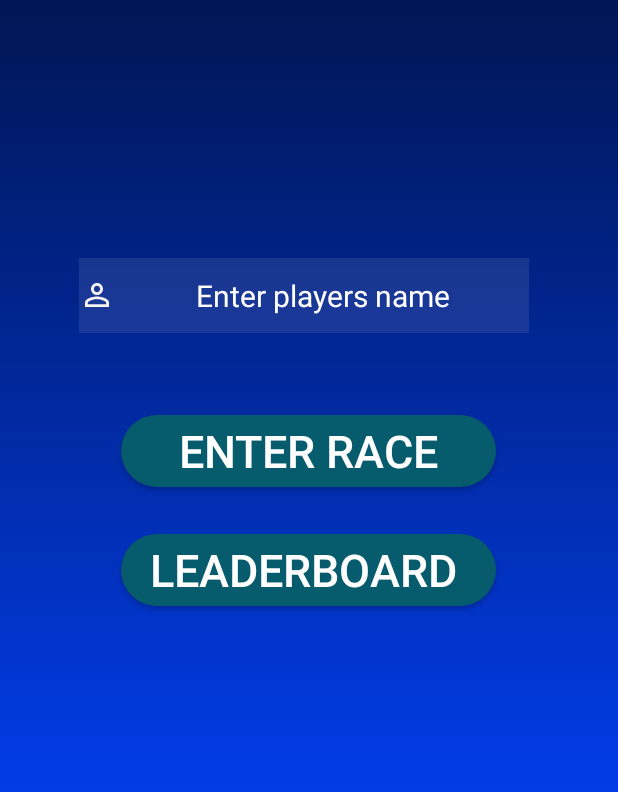
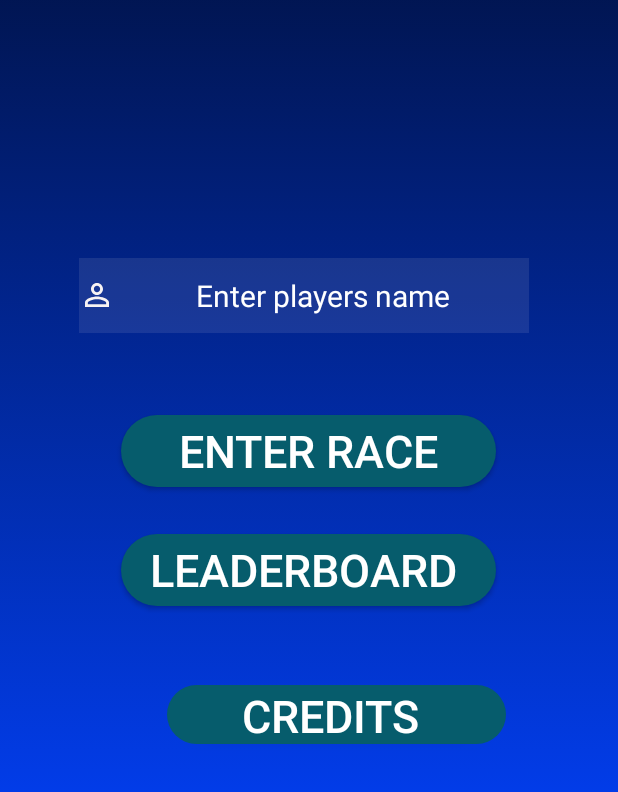
Before and after one commit to DIT113-V22/group-08, an Android app: the MainActivity screen opened directly, with no data from a screen before it, on a phone screen of 412 x 824 dp, the part 444-1236 px from its top. Run offline under Robolectric (Android 15) with nearby library versions, the phone set to English and light mode, and no system bars; plain views replace CircularImageView.

Commit message:
Created new branch for credits..

```diff
--- a/Android/islandRush/app/src/main/AndroidManifest.xml
+++ b/Android/islandRush/app/src/main/AndroidManifest.xml
@@ -15,7 +15,7 @@
         android:supportsRtl="true"
         android:theme="@style/Theme.IslandRush">
         <activity
-            android:name=".LeaderboardAnimation"
+            android:name=".CreditsActivity"
             android:exported="false" />
         <activity
             android:name=".Leaderboard"
--- a/Android/islandRush/app/src/main/java/com/quinstedt/islandRush/MainActivity.java
+++ b/Android/islandRush/app/src/main/java/com/quinstedt/islandRush/MainActivity.java
@@ -10,76 +10,76 @@ import android.view.KeyEvent;
 import android.view.inputmethod.EditorInfo;
 import android.widget.Button;
 import android.widget.EditText;
-import android.widget.RelativeLayout;
 import android.widget.TextView;
 import android.widget.Toast;
 
 public class MainActivity extends AppCompatActivity {
-    private EditText editText;
-    String playerNameInput;
+
+    Button enterRace, leaderboard, openCredits;
+    EditText editText;
 
     @Override
     protected void onCreate(Bundle savedInstanceState) {
         super.onCreate(savedInstanceState);
         setContentView(R.layout.activity_main);
-        playerNameInput = GlobalData.getGlobalData().getPlayerData();
+
         //Dynamic background
         ConstraintLayout layout = findViewById(R.id.mainLayout);
         AnimationDrawable animationBackground = (AnimationDrawable) layout.getBackground();
         animationBackground.setEnterFadeDuration(2500);
         animationBackground.setExitFadeDuration(5000);
         animationBackground.start();
+       // viewPager2.findViewById(R.id.leaderboard1);
+
+        // On Click goes to Controller choice
+        enterRace = findViewById(R.id.button_enterRace);
+        enterRace.setOnClickListener(view -> openControlChoice());
+        editText = findViewById(R.id.playerName);
+        editText.setOnEditorActionListener(editorActionListener);
 
 
-        // On Click goes to Controller choice
-        Button enterRace = findViewById(R.id.button_enterRace);
-        enterRace.setOnClickListener(view -> openControlChoice());
-
-        editText = findViewById(R.id.playerName);
-        if(!playerNameInput.isEmpty()){
-            editText.setText(playerNameInput);
-        }
-
-        /**
-         * In the MainActivity XML "android:imeOptions="actionSend" changes the Enter Button in the softKeyboard
-         * to a Send Button and this method creates a toastMessage after the Send button has been pressed in the keyboard.
-         */
-
-        editText.setOnEditorActionListener((textView, actionId, keyEvent) -> {
-            if(actionId == EditorInfo.IME_ACTION_SEND){
-                String checkedEmoji = Utils.getEmoji(Utils.CHECKED);
-                String toastMessage = "Saved " + checkedEmoji;
-                Toast.makeText(MainActivity.this, toastMessage,Toast.LENGTH_LONG).show();
-                playerNameInput = editText.getText().toString().trim();
-                GlobalData.getGlobalData().setPlayerData(playerNameInput);
-            }
-            return false;
-        });
-
-        Button leaderboard = findViewById(R.id.button_Leaderboard);
+        leaderboard = findViewById(R.id.button_Leaderboard);
         leaderboard.setOnClickListener(view -> openLeaderboard());
 
+        openCredits = findViewById(R.id.button_credits);
+        openCredits.setOnClickListener(view -> openCredits());
+
+    }
+
+    public void openCredits() {
+        Intent leadIntent = new Intent(this, CreditsActivity.class);
+        startActivity(leadIntent);
     }
 
     public void openLeaderboard() {
         Intent leadIntent = new Intent(this, Leaderboard.class);
+
         startActivity(leadIntent);
+
     }
+
+    /**
+     * In the MainActivity XML "android:imeOptions="actionSend" changes the Enter Button in the softKeyboard
+     * to a Send Button and this method creates a toastMessage after the Send button has been pressed in the keyboard.
+     */
+    private TextView.OnEditorActionListener editorActionListener = new TextView.OnEditorActionListener() {
+        @Override
+        public boolean onEditorAction(TextView textView, int actionId, KeyEvent keyEvent) {
+            if(actionId == EditorInfo.IME_ACTION_SEND){
+                String toastMessage = "Saved";
+                Toast.makeText(MainActivity.this, toastMessage,Toast.LENGTH_LONG).show();
+
+            }
+           return false;
+        }
+    };
 
     /**
      * Opens ControlChoice when the EnterRace button has been pressed
      */
 
     public void openControlChoice() {
-        if(playerNameInput.isEmpty()){
-            String happyEmoji = Utils.getEmoji(Utils.HAPPY);
-            String toastMessage = "Enter a name " +happyEmoji;
-            Toast.makeText(MainActivity.this, toastMessage,Toast.LENGTH_LONG).show();
-        }else{
-            Intent raceIntent = new Intent(this, ControlChoice.class);
-            startActivity(raceIntent);
-        }
-
+        Intent raceIntent = new Intent(this, ControlChoice.class);
+        startActivity(raceIntent);
     }
-
 }
--- a/Android/islandRush/app/src/main/res/layout-land/activity_main.xml
+++ b/Android/islandRush/app/src/main/res/layout-land/activity_main.xml
@@ -80,4 +80,20 @@
         app:layout_constraintHorizontal_bias="0.775"
         app:layout_constraintStart_toStartOf="parent" />
 
+    <Button
+        android:id="@+id/button_credits"
+        android:layout_width="250dp"
+        android:layout_height="40dp"
+        android:layout_below="@+id/button_enterRace"
+        android:layout_centerInParent="true"
+        android:layout_marginBottom="16dp"
+        android:background="@drawable/main_buttons"
+        android:text="credits "
+        android:textColor="@color/white"
+        android:textSize="17sp"
+        app:layout_constraintBottom_toBottomOf="parent"
+        app:layout_constraintEnd_toEndOf="parent"
+        app:layout_constraintHorizontal_bias="0.775"
+        app:layout_constraintStart_toStartOf="parent" />
+
 </androidx.constraintlayout.widget.ConstraintLayout>
--- a/Android/islandRush/app/src/main/res/layout/activity_main.xml
+++ b/Android/islandRush/app/src/main/res/layout/activity_main.xml
@@ -85,5 +85,21 @@
         app:layout_constraintHorizontal_bias="0.496"
         app:layout_constraintStart_toStartOf="parent" />
 
+    <Button
+        android:id="@+id/button_credits"
+        android:layout_width="226dp"
+        android:layout_height="39dp"
+        android:layout_below="@+id/button_enterRace"
+        android:layout_centerInParent="true"
+        android:layout_marginBottom="32dp"
+        android:background="@drawable/main_buttons"
+        android:text="Credits "
+        android:textColor="@color/white"
+        android:textSize="30sp"
+        app:layout_constraintBottom_toBottomOf="parent"
+        app:layout_constraintEnd_toEndOf="parent"
+        app:layout_constraintHorizontal_bias="0.6"
+        app:layout_constraintStart_toStartOf="parent" />
+
 
 </androidx.constraintlayout.widget.ConstraintLayout>
```
Also changed, not shown: Android/islandRush/app/src/main/java/com/quinstedt/islandRush/CreditsActivity.java (added, +29 -0 lines), Android/islandRush/app/src/main/res/anim/credits.xml (added, +11 -0 lines), Android/islandRush/app/src/main/res/layout-land/activity_credits.xml (added, +20 -0 lines), Android/islandRush/app/src/main/res/layout/activity_credits.xml (added, +20 -0 lines).
